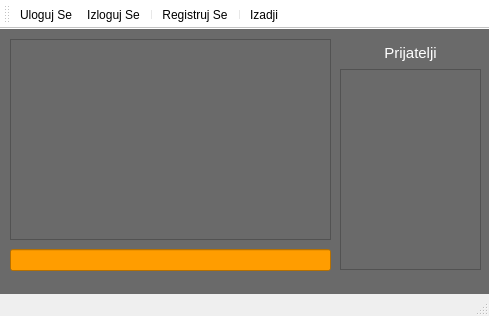
Before: the Qt Designer form mainwindow.ui in nmhaker/Source-Code, drawn with Qt 5.
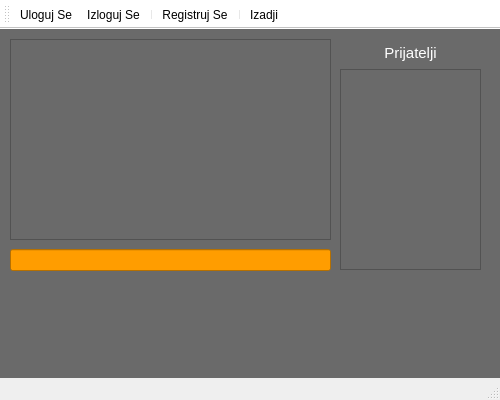
After: the same form once the commit is applied.

Diff of the .ui file:
```diff
--- a/mainwindow.ui
+++ b/mainwindow.ui
@@ -6,14 +6,26 @@
    <rect>
     <x>0</x>
     <y>0</y>
-    <width>489</width>
-    <height>316</height>
+    <width>500</width>
+    <height>400</height>
    </rect>
   </property>
+  <property name="minimumSize">
+   <size>
+    <width>500</width>
+    <height>400</height>
+   </size>
+  </property>
   <property name="maximumSize">
    <size>
-    <width>489</width>
-    <height>316</height>
+    <width>500</width>
+    <height>400</height>
+   </size>
+  </property>
+  <property name="baseSize">
+   <size>
+    <width>500</width>
+    <height>400</height>
    </size>
   </property>
   <property name="windowTitle">
```
Left out of the diff: 4 changed lines with no effect on the pictures.
